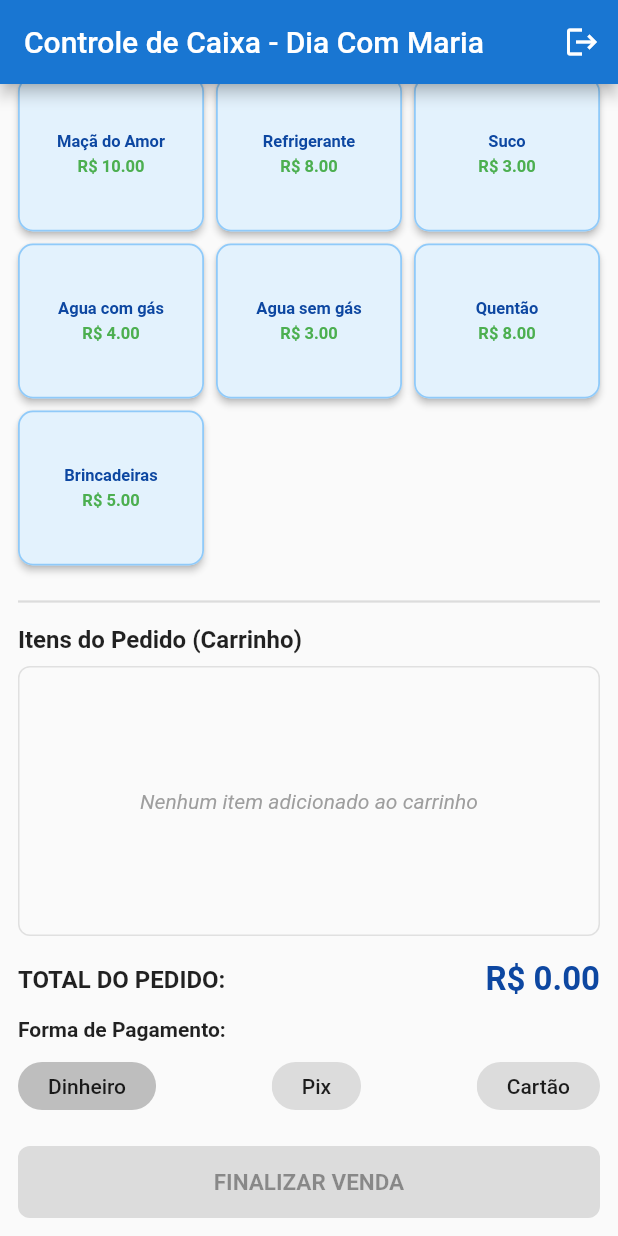
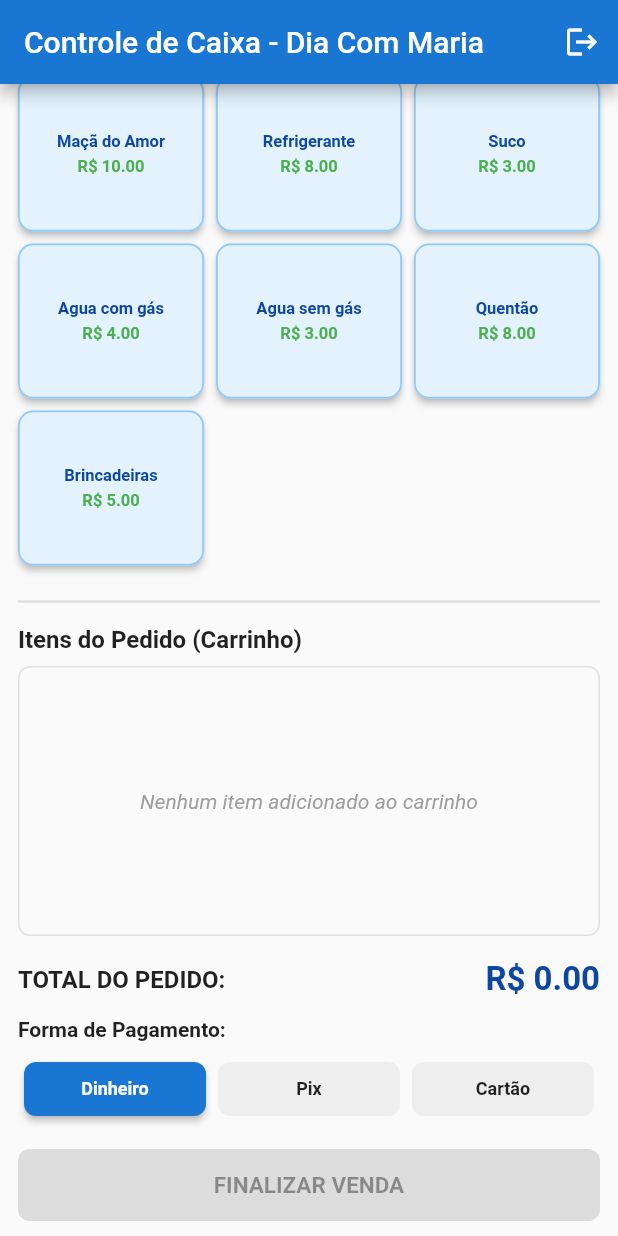
Before and after one commit to dossantosnatal-alt/caixa_pdv, a Flutter app: the screen it shows once a user with an empty profile is signed in, scrolled down 401 dp, on a phone screen of 412 x 824 dp. Run offline on Flutter 3.47's test engine with Material 3 defaults, Android fonts, the phone set to English and light mode, and no system bars; our stand-ins replace cloud_firestore, firebase_auth, firebase_core; accounts and stored records are empty.

Commit message:
Refactor TelaCaixa and TelaLogin constructors and UI
Removed 'const' from TelaCaixa and TelaLogin constructors to resolve conflicts. Replaced ChoiceChip with manual buttons for payment method selection.

```diff
--- a/lib/main.dart
+++ b/lib/main.dart
@@ -38,9 +38,9 @@ class MyApp extends StatelessWidget {
             );
           }
           if (snapshot.hasData) {
-            return TelaCaixa(); // Removido o 'const' que gerava o conflito
+            return TelaCaixa();
           }
-          return TelaLogin(); // Removido o 'const' que gerava o conflito
+          return TelaLogin();
         },
       ),
     );
@@ -49,7 +49,7 @@ class MyApp extends StatelessWidget {
 
 // --- TELA DE LOGIN ---
 class TelaLogin extends StatefulWidget {
-  TelaLogin({Key? key}) : super(key: key); // Ajustado o construtor
+  TelaLogin({Key? key}) : super(key: key);
 
   @override
   _TelaLoginState createState() => _TelaLoginState();
@@ -148,7 +148,7 @@ class _TelaLoginState extends State<TelaLogin> {
 
 // --- TELA DO CAIXA ---
 class TelaCaixa extends StatefulWidget {
-  TelaCaixa({Key? key}) : super(key: key); // Ajustado o construtor
+  TelaCaixa({Key? key}) : super(key: key);
 
   @override
   _TelaCaixaState createState() => _TelaCaixaState();
@@ -386,24 +386,31 @@ class _TelaCaixaState extends State<TelaCaixa> {
 
               const SizedBox(height: 12),
               const Text("Forma de Pagamento:", style: TextStyle(fontWeight: FontWeight.bold)),
-              const SizedBox(height: 6),
+              const SizedBox(height: 8),
 
+              // Substituído o ChoiceChip por botões manuais infalíveis e limpos
               Row(
                 mainAxisAlignment: MainAxisAlignment.spaceBetween,
                 children: ["Dinheiro", "Pix", "Cartão"].map((forma) {
-                  return ChoiceChip(
-                    label: Padding(
-                      padding: const EdgeInsets.symmetric(horizontal: 8),
-                      child: Text(forma),
+                  bool selecionado = formaPagamento == forma;
+                  return Expanded(
+                    child: Padding(
+                      padding: const EdgeInsets.symmetric(horizontal: 4.0),
+                      child: ElevatedButton(
+                        style: ElevatedButton.styleFrom(
+                          backgroundColor: selecionado ? Colors.blue.shade700 : Colors.grey.shade200,
+                          foregroundColor: selecionado ? Colors.white : Colors.black87,
+                          elevation: selecionado ? 2 : 0,
+                          shape: RoundedRectangleBorder(borderRadius: BorderRadius.circular(8)),
+                        ),
+                        onPressed: () {
+                          setState(() {
+                            formaPagamento = forma;
+                          });
+                        },
+                        child: Text(forma, style: const TextStyle(fontSize: 12, fontWeight: FontWeight.bold)),
+                      ),
                     ),
-                    selected: formaPagamento == forma,
-                    onSelected: (selected) {
-                      if (selected) {
-                        setState(() {
-                          formaPagamento = forma;
-                        });
-                      }
-                    },
                   );
                 }).toList(),
               ),
```
